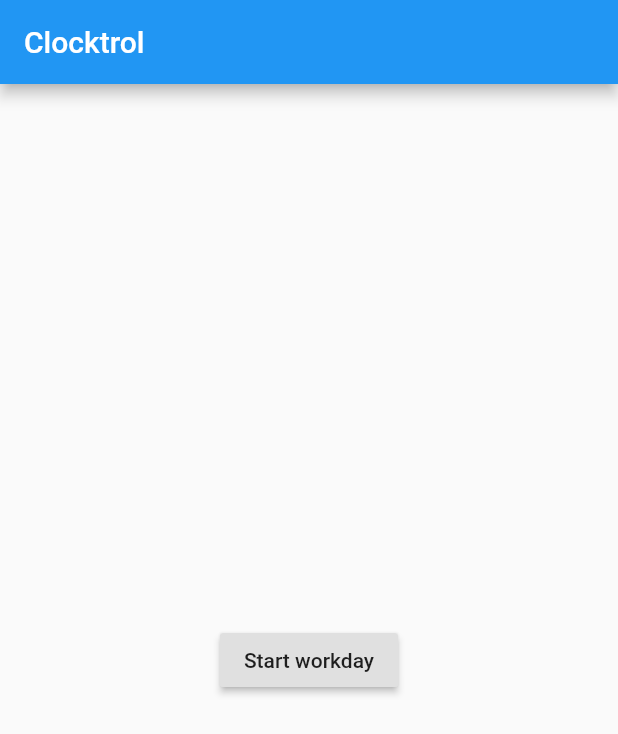
After one commit to pachisi456/clocktrol, a Flutter app: the screen it shows after launch, on a phone screen of 412 x 824 dp. The commit adds this screen. Shown: the top 734 px of the screen. Run offline on Flutter 3.47's test engine with Material 2 defaults, Android fonts, the phone set to English and light mode, and no system bars.

Commit message:
Move TrackPage to its own file

```diff
--- /dev/null
+++ b/lib/track-page.dart
@@ -0,0 +1,42 @@
+import 'package:flutter/material.dart';
+
+class TrackPage extends StatefulWidget {
+  @override
+  _TrackPageState createState() => _TrackPageState();
+}
+
+class _TrackPageState extends State<TrackPage> {
+  DateTime _start;
+
+  @override
+  Widget build(BuildContext context) {
+    return Scaffold(
+      appBar: AppBar(
+        title: Text('Clocktrol'),
+      ),
+      body: Center(
+        child: Column(
+          mainAxisAlignment: MainAxisAlignment.center,
+          children: <Widget>[
+            _buildChild(),
+          ],
+        ),
+      ),
+    );
+  }
+
+  Widget _buildChild() {
+    if (_start == null) {
+      return RaisedButton(
+        onPressed: () {
+          setState(() {
+            _start = DateTime.now();
+          });
+        },
+        child: Text('Start workday'),
+      );
+    }
+    return Text(
+        'Workday started at ${_start.hour.toString()}:${_start.minute.toString()}');
+  }
+}
```
Also changed, not shown: lib/main.dart (+2 -42 lines).
